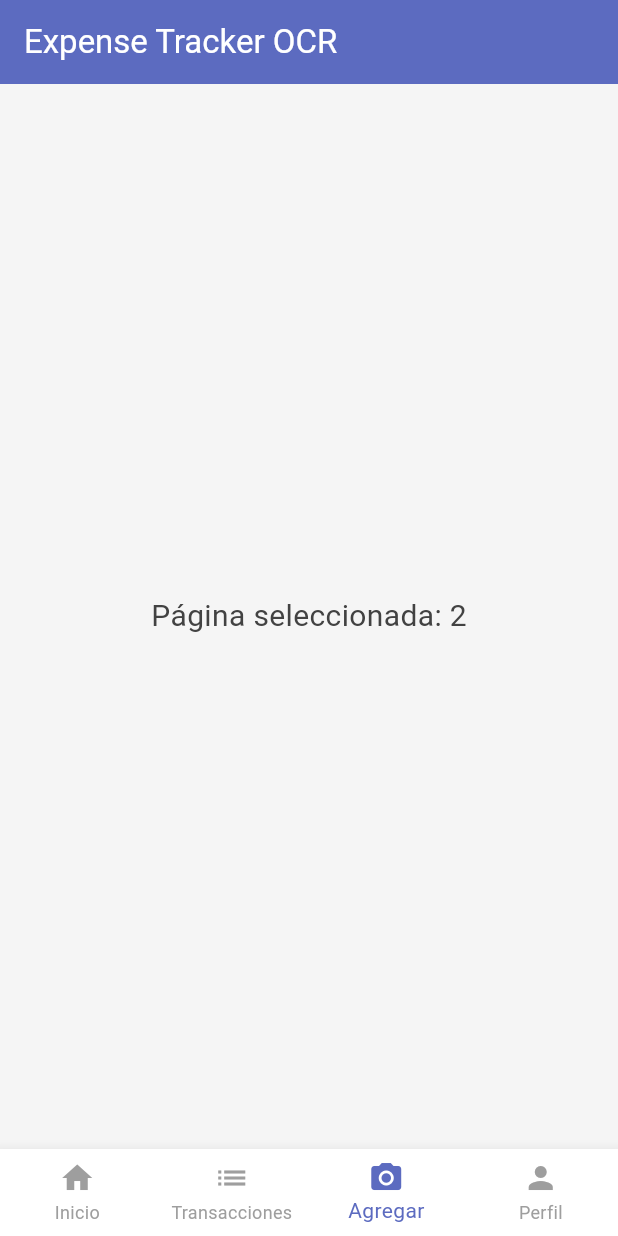
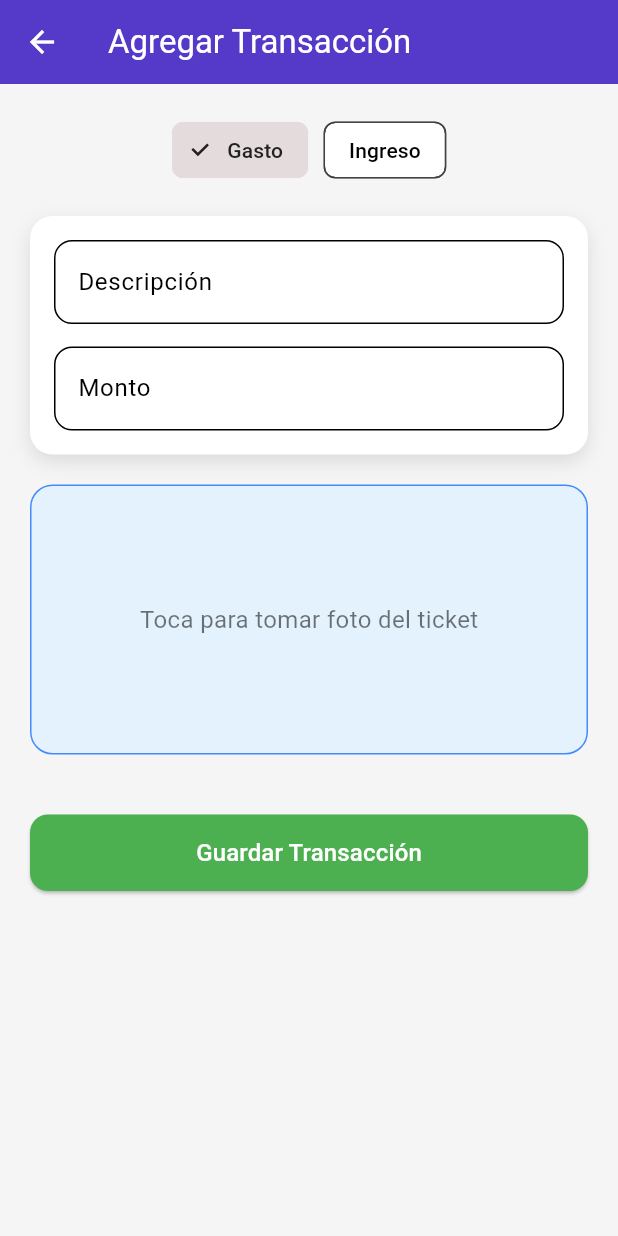
Before and after one commit to xEdwardP/flutter_expense_tracker_ocr, a Flutter app: the HomePage screen opened directly, item 3 of the bottom bar chosen, on a phone screen of 412 x 824 dp. Run offline on Flutter 3.47's test engine with Material 3 defaults, Android fonts, the phone set to English and light mode, and no system bars; our stand-ins replace cloud_firestore, firebase_auth, firebase_core, firebase_storage, google_sign_in, image_picker; missing offline and left inert: google_mlkit_text_recognition; accounts and stored records are empty.

Commit message:
avance subido

```diff
--- a/lib/views/pages/add_transaction_page.dart
+++ b/lib/views/pages/add_transaction_page.dart
@@ -0,0 +1,221 @@
+import 'dart:io';
+import 'package:flutter/material.dart';
+import 'package:image_picker/image_picker.dart';
+import 'package:cloud_firestore/cloud_firestore.dart';
+import 'package:firebase_storage/firebase_storage.dart';
+import '../../services/ocr_service.dart';
+
+class AddTransactionPage extends StatefulWidget {
+  const AddTransactionPage({super.key});
+
+  @override
+  State<AddTransactionPage> createState() => _AddTransactionPageState();
+}
+
+class _AddTransactionPageState extends State<AddTransactionPage> {
+  final TextEditingController titleCtrl = TextEditingController();
+  final TextEditingController amountCtrl = TextEditingController();
+  File? ticketImage;
+  bool loadingOCR = false;
+  String transactionType = "Gasto";
+
+  // Función OCR
+  Future<void> pickImage() async {
+    final XFile? picked = await ImagePicker().pickImage(
+      source: ImageSource.camera,
+      imageQuality: 75,
+    );
+    if (picked == null) return;
+
+    setState(() => ticketImage = File(picked.path));
+    setState(() => loadingOCR = true);
+
+    final ocrService = OCRService();
+    final extractedAmount = await ocrService.extractTotal(ticketImage!);
+
+    setState(() => loadingOCR = false);
+
+    if (extractedAmount != null) {
+      amountCtrl.text = extractedAmount;
+    }
+  }
+
+  // Funcion
+  Future<void> saveTransaction() async {
+    if (titleCtrl.text.isEmpty || amountCtrl.text.isEmpty) {
+      ScaffoldMessenger.of(context).showSnackBar(
+        const SnackBar(
+          content: Text("Por favor completa todos los campos"),
+          backgroundColor: Colors.orange,
+          duration: Duration(seconds: 2),
+        ),
+      );
+      return;
+    }
+
+    String? imageURL;
+    if (ticketImage != null) {
+      final storageRef = FirebaseStorage.instance
+          .ref()
+          .child("tickets/${DateTime.now().millisecondsSinceEpoch}.jpg");
+      await storageRef.putFile(ticketImage!);
+      imageURL = await storageRef.getDownloadURL();
+    }
+
+    await FirebaseFirestore.instance.collection("transactions").add({
+      "title": titleCtrl.text,
+      "amount": double.tryParse(amountCtrl.text) ?? 0,
+      "date": DateTime.now(),
+      "type": transactionType,
+      "imageUrl": imageURL,
+    });
+
+    // mensaje
+    ScaffoldMessenger.of(context).showSnackBar(
+      SnackBar(
+        content: Text(
+          "$transactionType registrado correctamente ✅",
+          style: const TextStyle(fontSize: 16),
+        ),
+        backgroundColor: transactionType == "Gasto" ? Colors.green : Colors.green,
+        duration: const Duration(seconds: 2),
+        behavior: SnackBarBehavior.floating,
+        margin: const EdgeInsets.all(16),
+        shape: RoundedRectangleBorder(borderRadius: BorderRadius.circular(12)),
+      ),
+    );
+
+    titleCtrl.clear();
+    amountCtrl.clear();
+    setState(() {
+      ticketImage = null;
+      transactionType = "Gasto";
+    });
+  }
+
+  @override
+  Widget build(BuildContext context) {
+    return Scaffold(
+      backgroundColor: Colors.grey[100],
+      appBar: AppBar(
+        title: const Text("Agregar Transacción"),
+        backgroundColor: const Color.fromARGB(255, 85, 58, 202),
+      ),
+      body: SingleChildScrollView(
+        padding: const EdgeInsets.all(20),
+        child: Column(
+          children: [
+            // Selector
+            Row(
+              mainAxisAlignment: MainAxisAlignment.center,
+              children: [
+                ChoiceChip(
+                  label: const Text("Gasto"),
+                  selected: transactionType == "Gasto",
+                  onSelected: (_) => setState(() => transactionType = "Gasto"),
+                  selectedColor: const Color.fromARGB(255, 228, 220, 220),
+                ),
+                const SizedBox(width: 10),
+                ChoiceChip(
+                  label: const Text("Ingreso"),
+                  selected: transactionType == "Ingreso",
+                  onSelected: (_) => setState(() => transactionType = "Ingreso"),
+                  selectedColor: const Color.fromARGB(255, 228, 220, 220),
+                ),
+              ],
+            ),
+            const SizedBox(height: 20),
+
+            // Contenedor
+            Container(
+              padding: const EdgeInsets.all(16),
+              decoration: BoxDecoration(
+                color: Colors.white,
+                borderRadius: BorderRadius.circular(15),
+                boxShadow: [
+                  BoxShadow(
+                    color: Colors.grey.withOpacity(0.3),
+                    blurRadius: 10,
+                    offset: const Offset(0, 5),
+                  ),
+                ],
+              ),
+              child: Column(
+                children: [
+                  TextField(
+                    controller: titleCtrl,
+                    decoration: InputDecoration(
+                      labelText: "Descripción",
+                      border: OutlineInputBorder(
+                        borderRadius: BorderRadius.circular(12),
+                      ),
+                    ),
+                  ),
+                  const SizedBox(height: 15),
+                  TextField(
+                    controller: amountCtrl,
+                    keyboardType: TextInputType.number,
+                    decoration: InputDecoration(
+                      labelText: "Monto",
+                      prefixText: "L. ",
+                      border: OutlineInputBorder(
+                        borderRadius: BorderRadius.circular(12),
+                      ),
+                    ),
+                  ),
+                ],
+              ),
+            ),
+            const SizedBox(height: 20),
+
+            // Contenedor de foto
+            GestureDetector(
+              onTap: pickImage,
+              child: Container(
+                height: 180,
+                decoration: BoxDecoration(
+                  color: Colors.blue[50],
+                  borderRadius: BorderRadius.circular(15),
+                  border: Border.all(color: Colors.blueAccent),
+                ),
+                child: ticketImage == null
+                    ? const Center(
+                        child: Text(
+                          "Toca para tomar foto del ticket",
+                          style: TextStyle(color: Colors.black54),
+                        ),
+                      )
+                    : ClipRRect(
+                        borderRadius: BorderRadius.circular(15),
+                        child: Image.file(ticketImage!,
+                            fit: BoxFit.cover, width: double.infinity),
+                      ),
+              ),
+            ),
+            const SizedBox(height: 20),
+
+            if (loadingOCR) const CircularProgressIndicator(),
+
+            const SizedBox(height: 20),
+
+
+            ElevatedButton(
+              onPressed: saveTransaction,
+              style: ElevatedButton.styleFrom(
+                backgroundColor: Colors.green,
+                minimumSize: const Size(double.infinity, 50),
+                shape: RoundedRectangleBorder(
+                  borderRadius: BorderRadius.circular(12),
+                ),
+              ),
+              child: const Text(
+                "Guardar Transacción",
+                style: TextStyle(fontSize: 16),
+              ),
+            ),
+          ],
+        ),
+      ),
+    );
+  }
+}
--- a/lib/views/pages/home_page.dart
+++ b/lib/views/pages/home_page.dart
@@ -1,4 +1,5 @@
 import 'package:flutter/material.dart';
+import '../../views/pages/add_transaction_page.dart';
 
 class HomePage extends StatefulWidget {
   const HomePage({super.key});
@@ -23,7 +24,7 @@ class _HomePageState extends State<HomePage> {
         // Navigator.push(context, MaterialPageRoute(builder: (_) => const TransactionListPage()));
         break;
       case 2:
-        // Navigator.push(context, MaterialPageRoute(builder: (_) => const AddTransactionPage()));
+         Navigator.push(context, MaterialPageRoute(builder: (_) => const AddTransactionPage()));
         break;
       case 3:
         // Navigator.push(context, MaterialPageRoute(builder: (_) => const ReportsPage()));
--- a/pubspec.yaml
+++ b/pubspec.yaml
@@ -34,6 +34,11 @@ dependencies:
   firebase_core: ^3.6.0
   firebase_auth: ^5.1.4
   google_sign_in: ^6.2.1
+  image_picker: ^1.1.0
+  firebase_storage: ^12.3.1
+  google_mlkit_text_recognition: ^0.7.0
+  intl: ^0.18.0
+
 
   # The following adds the Cupertino Icons font to your application.
   # Use with the CupertinoIcons class for iOS style icons.
```
Also changed, not shown: lib/app.dart (+5 -2 lines), lib/data/firebase_config_example.dart (deleted, +0 -12 lines), lib/services/ocr_service.dart (added, +26 -0 lines), pubspec.lock, 5 other files.
